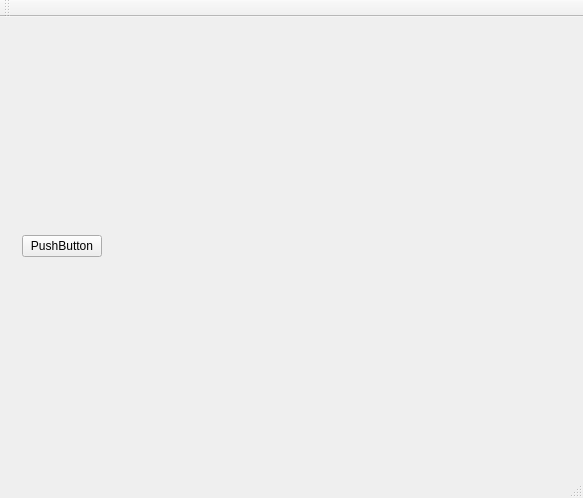
First picture: the form in mainwindow.ui, repository lcasassa/kinect_example, before the edit.
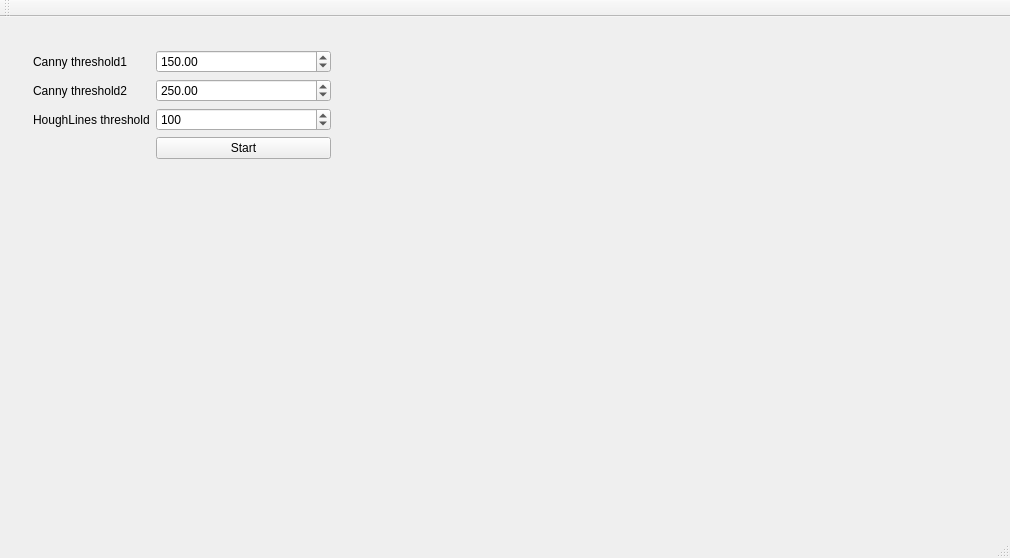
Second picture: the form after the edit. Custom widgets are drawn as their Qt base class.

Diff of the .ui file:
```diff
--- a/mainwindow.ui
+++ b/mainwindow.ui
@@ -6,8 +6,8 @@
    <rect>
     <x>0</x>
     <y>0</y>
-    <width>583</width>
-    <height>498</height>
+    <width>1002</width>
+    <height>558</height>
    </rect>
   </property>
   <property name="windowTitle">
@@ -16,12 +16,110 @@
   <widget class="QWidget" name="centralWidget">
    <layout class="QHBoxLayout" name="horizontalLayout">
     <item>
-     <widget class="QWidget" name="widget_2" native="true">
+     <widget class="QWidget" name="widget_4" native="true">
       <layout class="QVBoxLayout" name="verticalLayout">
        <item>
-        <widget class="QPushButton" name="pushButton">
-         <property name="text">
-          <string>PushButton</string>
+        <widget class="QWidget" name="widget_2" native="true">
+         <layout class="QFormLayout" name="formLayout">
+          <item row="0" column="0">
+           <widget class="QLabel" name="label">
+            <property name="text">
+             <string>Canny threshold1</string>
+            </property>
+           </widget>
+          </item>
+          <item row="2" column="0">
+           <widget class="QLabel" name="label_2">
+            <property name="text">
+             <string>Canny threshold2</string>
+            </property>
+           </widget>
+          </item>
+          <item row="2" column="1">
+           <widget class="QDoubleSpinBox" name="doubleSpinBox_threshold2">
+            <property name="maximum">
+             <double>1000.000000000000000</double>
+            </property>
+            <property name="singleStep">
+             <double>20.000000000000000</double>
+            </property>
+            <property name="value">
+             <double>250.000000000000000</double>
+            </property>
+           </widget>
+          </item>
+          <item row="0" column="1">
+           <widget class="QDoubleSpinBox" name="doubleSpinBox_threshold1">
+            <property name="maximum">
+             <double>1000.000000000000000</double>
+            </property>
+            <property name="singleStep">
+             <double>20.000000000000000</double>
+            </property>
+            <property name="value">
+             <double>150.000000000000000</double>
+            </property>
+           </widget>
+          </item>
+          <item row="4" column="1">
+           <widget class="QPushButton" name="pushButton">
+            <property name="text">
+             <string>Start</string>
+            </property>
+           </widget>
+          </item>
+          <item row="5" column="1">
+           <spacer name="verticalSpacer">
+            <property name="orientation">
+             <enum>Qt::Vertical</enum>
+            </property>
+            <property name="sizeHint" stdset="0">
+             <size>
+              <width>20</width>
+              <height>40</height>
+             </size>
+            </property>
+           </spacer>
+          </item>
+          <item row="3" column="1">
+           <widget class="QSpinBox" name="spinBox_hl">
+            <property name="minimum">
+             <number>1</number>
+            </property>
+            <property name="maximum">
+             <number>1000</number>
+            </property>
+            <property name="singleStep">
+             <number>10</number>
+            </property>
+            <property name="value">
+             <number>100</number>
+            </property>
+           </widget>
+          </item>
+          <item row="3" column="0">
+           <widget class="QLabel" name="label_3">
+            <property name="text">
+             <string>HoughLines threshold</string>
+            </property>
+           </widget>
+          </item>
+         </layout>
+        </widget>
+       </item>
+       <item>
+        <widget class="Pintor" name="widget_canny" native="true">
+         <property name="minimumSize">
+          <size>
+           <width>320</width>
+           <height>240</height>
+          </size>
+         </property>
+         <property name="maximumSize">
+          <size>
+           <width>320</width>
+           <height>240</height>
+          </size>
          </property>
         </widget>
        </item>
@@ -30,21 +128,19 @@
     </item>
     <item>
      <widget class="Pintor" name="widget" native="true">
-      <layout class="QGridLayout" name="gridLayout">
-       <item row="0" column="0">
-        <spacer name="horizontalSpacer">
-         <property name="orientation">
-          <enum>Qt::Horizontal</enum>
-         </property>
-         <property name="sizeHint" stdset="0">
-          <size>
-           <width>423</width>
-           <height>20</height>
-          </size>
-         </property>
-        </spacer>
-       </item>
-      </layout>
+      <property name="minimumSize">
+       <size>
+        <width>640</width>
+        <height>480</height>
+       </size>
+      </property>
+      <property name="maximumSize">
+       <size>
+        <width>640</width>
+        <height>480</height>
+       </size>
+      </property>
+      <layout class="QGridLayout" name="gridLayout"/>
      </widget>
     </item>
    </layout>
```
Left out of the diff: 2 changed lines with no effect on the pictures.
